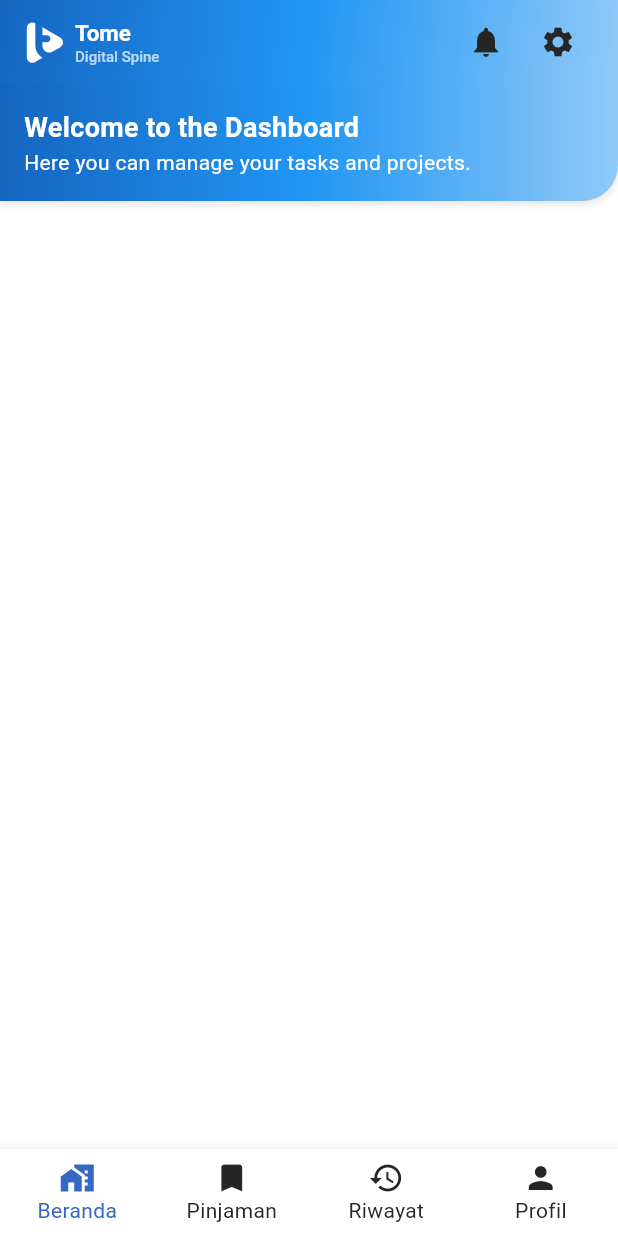
After one commit to untgbdmnn/Tome_app, a Flutter app: the DashboardScreen screen opened by its route, on a phone screen of 412 x 824 dp. The commit adds this screen. Run offline on Flutter 3.47's test engine with Material 3 defaults, Android fonts, the light colour scheme and no system bars; drawn by our look-alikes of toastification; our stand-ins replace adaptive_theme, flutter_riverpod, flutter_svg, fluttertoast, go_router.

Commit message:
[DASHBOARD] - create dashboard screen

```diff
--- a/lib/cores/routers.dart
+++ b/lib/cores/routers.dart
@@ -1,13 +1,14 @@
 import 'package:flutter/material.dart';
 import 'package:go_router/go_router.dart';
+import 'package:tome_app/cores/scaffold_with_navbar.dart';
 import 'package:tome_app/pages/auth/forgot_password_screen.dart';
-import 'package:tome_app/pages/auth/login_screen.dart';
-import 'package:tome_app/pages/auth/register_screen.dart';
+import 'package:tome_app/pages/auth/auth_screen.dart';
+import 'package:tome_app/pages/dashboard/dashboard_screen.dart';
 import 'package:tome_app/pages/splash/splash_screen.dart';
 import 'package:tome_app/pages/splash/start_screen.dart';
 
 final rootNavigatorKey = GlobalKey<NavigatorState>();
-// final _sectionNavigatorKey = GlobalKey<NavigatorState>();
+final _sectionNavigatorKey = GlobalKey<NavigatorState>();
 
 CustomTransitionPage<T> buildPageWithDefaultTransition<T>({
   required BuildContext context,
@@ -41,8 +42,8 @@ final GoRouter router = GoRouter(
           buildPageWithDefaultTransition(
             context: context,
             state: state,
-            // child: const SplashScreen(),
             child: const StartScreen(),
+            // child: const DashboardScreen(),
           ),
     ),
     GoRoute(
@@ -66,16 +67,6 @@ final GoRouter router = GoRouter(
           ),
     ),
     GoRoute(
-      path: '/register',
-      name: 'register',
-      pageBuilder: (BuildContext context, GoRouterState state) =>
-          buildPageWithDefaultTransition(
-            context: context,
-            state: state,
-            child: const RegisterScreen(),
-          ),
-    ),
-    GoRoute(
       path: '/forgotpassword',
       name: 'forgotpassword',
       pageBuilder: (BuildContext context, GoRouterState state) =>
@@ -85,5 +76,53 @@ final GoRouter router = GoRouter(
             child: const ForgotPasswordScreen(),
           ),
     ),
+    StatefulShellRoute.indexedStack(
+      builder: (context, state, navigationShell) {
+        return ScaffoldWithNavbar(navigationShell);
+      },
+      branches: [
+        StatefulShellBranch(
+          navigatorKey: _sectionNavigatorKey,
+          routes: <RouteBase>[
+            GoRoute(
+              name: 'beranda',
+              path: '/beranda',
+              builder: (BuildContext context, GoRouterState state) =>
+                  const DashboardScreen(),
+            ),
+          ],
+        ),
+        StatefulShellBranch(
+          routes: <RouteBase>[
+            GoRoute(
+              name: 'search',
+              path: '/search',
+              builder: (BuildContext context, GoRouterState state) =>
+                  const DashboardScreen(),
+            ),
+          ],
+        ),
+        StatefulShellBranch(
+          routes: <RouteBase>[
+            GoRoute(
+              name: 'borrow',
+              path: '/borrow',
+              builder: (BuildContext context, GoRouterState state) =>
+                  const DashboardScreen(),
+            ),
+          ],
+        ),
+        StatefulShellBranch(
+          routes: <RouteBase>[
+            GoRoute(
+              name: 'profile',
+              path: '/profile',
+              builder: (BuildContext context, GoRouterState state) =>
+                  const DashboardScreen(),
+            ),
+          ],
+        ),
+      ],
+    ),
   ],
 );
--- /dev/null
+++ b/lib/cores/scaffold_with_navbar.dart
@@ -0,0 +1,95 @@
+import 'package:flutter/material.dart';
+import 'package:flutter_svg/flutter_svg.dart';
+import 'package:go_router/go_router.dart';
+import 'package:flutter_riverpod/flutter_riverpod.dart';
+import 'package:tome_app/providers/navbar_provider.dart';
+
+class ScaffoldWithNavbar extends StatelessWidget {
+  const ScaffoldWithNavbar(this.navigationShell, {super.key});
+
+  /// The navigation shell and container for the branch Navigators.
+  final StatefulNavigationShell navigationShell;
+
+  @override
+  Widget build(BuildContext context) {
+    return Consumer(
+      builder: (BuildContext context, WidgetRef ref, child) {
+        NavbarProviderModel navbarStateProvider = ref.watch(navbarProvider);
+
+        return Scaffold(
+          body: navigationShell,
+          bottomNavigationBar: Visibility(
+            visible: navbarStateProvider.hide == false,
+            child: BottomNavigationBar(
+              currentIndex: navigationShell.currentIndex,
+              type: BottomNavigationBarType.fixed,
+              backgroundColor: Theme.of(context).colorScheme.surface,
+              selectedLabelStyle: Theme.of(context).textTheme.bodyMedium,
+              unselectedLabelStyle: Theme.of(context).textTheme.bodyMedium,
+              selectedItemColor: Theme.of(context).colorScheme.primary,
+              unselectedItemColor: Theme.of(context).colorScheme.onSurface,
+              items: <BottomNavigationBarItem>[
+                BottomNavigationBarItem(
+                  icon: navigationShell.currentIndex == 0
+                      ? Icon(
+                          Icons.home_work,
+                          color: Theme.of(context).colorScheme.primary,
+                        )
+                      : Icon(
+                          Icons.home,
+                          color: Theme.of(context).colorScheme.onSurface,
+                        ),
+                  label: 'Beranda',
+                ),
+                BottomNavigationBarItem(
+                  icon: navigationShell.currentIndex == 1
+                      ? Icon(
+                          Icons.bookmark_added,
+                          color: Theme.of(context).colorScheme.primary,
+                        )
+                      : Icon(
+                          Icons.bookmark,
+                          color: Theme.of(context).colorScheme.onSurface,
+                        ),
+                  label: 'Pinjaman',
+                ),
+                BottomNavigationBarItem(
+                  icon: navigationShell.currentIndex == 2
+                      ? Icon(
+                          Icons.manage_history_sharp,
+                          color: Theme.of(context).colorScheme.primary,
+                        )
+                      : Icon(
+                          Icons.history_outlined,
+                          color: Theme.of(context).colorScheme.onSurface,
+                        ),
+                  label: 'Riwayat',
+                ),
+                BottomNavigationBarItem(
+                  icon: navigationShell.currentIndex == 3
+                      ? Icon(
+                          Icons.person_pin_rounded,
+                          color: Theme.of(context).colorScheme.primary,
+                        )
+                      : Icon(
+                          Icons.person,
+                          color: Theme.of(context).colorScheme.onSurface,
+                        ),
+                  label: 'Profil',
+                ),
+              ],
+              onTap: _onTap,
+            ),
+          ),
+        );
+      },
+    );
+  }
+
+  void _onTap(index) {
+    navigationShell.goBranch(
+      index,
+      initialLocation: index == navigationShell.currentIndex,
+    );
+  }
+}
--- a/lib/pages/auth/login_screen.dart
+++ b/lib/pages/auth/auth_screen.dart
@@ -1,5 +1,6 @@
 import 'package:flutter/material.dart';
 import 'package:flutter_riverpod/flutter_riverpod.dart';
+import 'package:go_router/go_router.dart';
 import 'package:tome_app/widgets/logo.dart'; // Pastikan path ini benar
 
 class LoginScreen extends ConsumerStatefulWidget {
@@ -244,7 +245,9 @@ class _LoginScreenState extends ConsumerState<LoginScreen> {
                 borderRadius: BorderRadius.circular(10),
               ),
             ),
-            onPressed: () {},
+            onPressed: () {
+              context.goNamed('beranda'); // Navigasi ke Dashboard
+            },
             child: const Text(
               'Log In',
               style: TextStyle(color: Colors.white, fontSize: 18),
--- a/lib/pages/auth/register_screen.dart
+++ /dev/null
@@ -1,23 +0,0 @@
-import 'package:flutter/material.dart';
-import 'package:flutter_riverpod/flutter_riverpod.dart';
-
-class RegisterScreen extends ConsumerStatefulWidget{
-  const RegisterScreen({super.key});
-
-  @override
-  ConsumerState<RegisterScreen> createState() => _RegisterScreenState();
-}
-
-class _RegisterScreenState extends ConsumerState<RegisterScreen> {
-  @override
-  Widget build(BuildContext context) {
-    return Scaffold(
-      appBar: AppBar(
-        title: const Text('Register'),
-      ),
-      body: Center(
-        child: Text('Register Screen'),
-      ),
-    );
-  }
-}
--- /dev/null
+++ b/lib/pages/dashboard/dashboard_screen.dart
@@ -0,0 +1,128 @@
+import 'package:flutter/material.dart';
+import 'package:flutter_riverpod/flutter_riverpod.dart';
+import 'package:tome_app/widgets/logo.dart';
+
+class DashboardScreen extends ConsumerStatefulWidget {
+  const DashboardScreen({super.key});
+
+  @override
+  ConsumerState<DashboardScreen> createState() => _DashboardScreenState();
+}
+
+class _DashboardScreenState extends ConsumerState<DashboardScreen> {
+  @override
+  Widget build(BuildContext context) {
+    return Scaffold(
+      appBar: _buildAppBar(),
+      body: ListView(children: [_headerAppbar()]),
+    );
+  }
+}
+
+AppBar _buildAppBar() {
+  return AppBar(
+    backgroundColor: Colors.transparent,
+    elevation: 0,
+    flexibleSpace: Container(
+      decoration: BoxDecoration(
+        gradient: LinearGradient(
+          colors: [
+            Colors.blue.shade800,
+            Colors.blue.shade500,
+            Colors.blue.shade200,
+          ],
+          begin: Alignment.topLeft,
+          end: Alignment.bottomRight,
+        ),
+      ),
+    ),
+    title: Consumer(
+      builder: (BuildContext context, WidgetRef ref, Widget? child) {
+        return Row(
+          mainAxisAlignment: MainAxisAlignment.spaceBetween,
+          children: [
+            TomeLogo(
+              width: 28,
+              height: 28,
+              fill: '#FFFFFF',
+              altStyle: TextStyle(
+                fontSize: 15,
+                fontWeight: FontWeight.w700,
+                color: Colors.white,
+              ),
+              subAltStyle: TextStyle(
+                fontSize: 10,
+                fontWeight: FontWeight.w500,
+                color: Colors.white70,
+              ),
+            ),
+            Row(
+              mainAxisSize: MainAxisSize.min,
+              mainAxisAlignment: MainAxisAlignment.end,
+              children: [
+                IconButton(
+                  icon: Icon(Icons.notifications),
+                  onPressed: () {
+                    // Handle notifications
+                  },
+                ),
+                IconButton(
+                  icon: Icon(Icons.settings),
+                  onPressed: () {
+                    // Handle settings
+                  },
+                ),
+              ],
+            ),
+          ],
+        );
+      },
+    ),
+  );
+}
+
+Widget _headerAppbar() {
+  return Consumer(
+    builder: (BuildContext context, WidgetRef ref, child) {
+      return Container(
+        padding: EdgeInsets.all(16.0),
+        decoration: BoxDecoration(
+          gradient: LinearGradient(
+            begin: Alignment.bottomLeft,
+            end: Alignment.bottomRight,
+            colors: [
+              Colors.blue.shade800,
+              Colors.blue.shade500,
+              Colors.blue.shade200,
+            ],
+          ),
+          borderRadius: BorderRadius.only(bottomRight: Radius.circular(24.0)),
+          boxShadow: [
+            BoxShadow(
+              color: Colors.black12,
+              blurRadius: 4.0,
+              offset: Offset(0, 2),
+            ),
+          ],
+        ),
+        child: Column(
+          crossAxisAlignment: CrossAxisAlignment.start,
+          children: [
+            Text(
+              'Welcome to the Dashboard',
+              style: TextStyle(
+                color: Colors.white,
+                fontSize: 18,
+                fontWeight: FontWeight.bold,
+              ),
+            ),
+            Text(
+              'Here you can manage your tasks and projects.',
+              style: TextStyle(color: Colors.white, fontSize: 14),
+            ),
+          ],
+        ),
+      );
+    },
+  );
+}
--- /dev/null
+++ b/lib/pages/dashboard/widget/category.dart
@@ -0,0 +1,18 @@
+import 'package:flutter/material.dart';
+
+class ItemChoice {
+  const ItemChoice({
+    required this.title,
+    required this.icon,
+  });
+
+  final String title;
+  final IconData icon;
+}
+
+List<ItemChoice> categoryItemChoices = [
+  const ItemChoice(
+    title: 'All',
+    icon: Icons.all_inclusive,
+  ),
+];
--- /dev/null
+++ b/lib/providers/navbar_provider.dart
@@ -0,0 +1,23 @@
+import 'package:flutter_riverpod/flutter_riverpod.dart';
+
+class NavbarProviderModel {
+  final bool hide;
+
+  NavbarProviderModel({required this.hide});
+
+  NavbarProviderModel copyWith({
+    bool? hide
+  }) {
+    return NavbarProviderModel(hide: hide ?? this.hide);
+  }
+}
+
+class NavbarProvider extends StateNotifier<NavbarProviderModel> {
+  NavbarProvider() : super(NavbarProviderModel(hide: false));
+
+  void hide() {
+    state = state.copyWith(hide: !state.hide);
+  }
+}
+
+final navbarProvider = StateNotifierProvider<NavbarProvider, NavbarProviderModel>((ref) => NavbarProvider());
--- /dev/null
+++ b/lib/widgets/item_menu.dart
@@ -0,0 +1,23 @@
+import 'package:flutter/material.dart';
+
+class ItemMenu extends StatelessWidget{
+  final String title;
+  final IconData icon;
+  final VoidCallback onTap;
+
+  const ItemMenu({
+    super.key,
+    required this.title,
+    required this.icon,
+    required this.onTap,
+  });
+
+  @override
+  Widget build(BuildContext context) {
+    return ListTile(
+      leading: Icon(icon, color: Colors.blue),
+      title: Text(title, style: TextStyle(color: Colors.black)),
+      onTap: onTap,
+    );
+  }
+}
```
